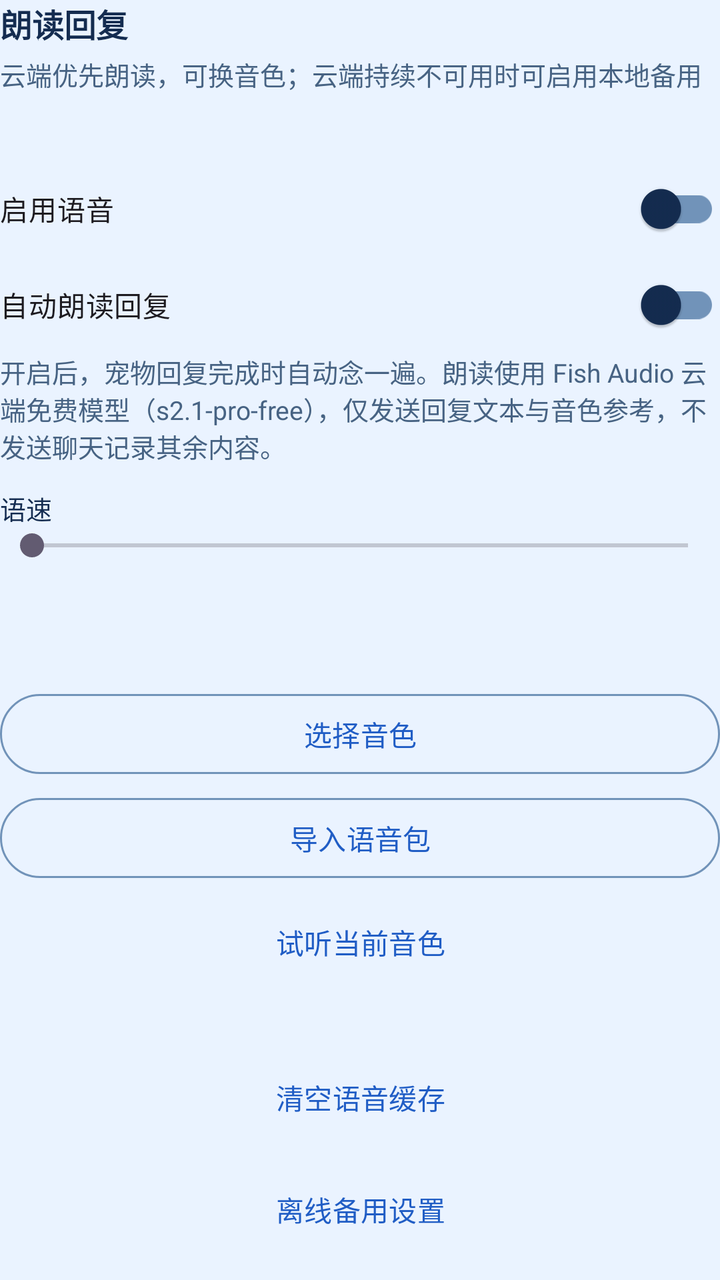
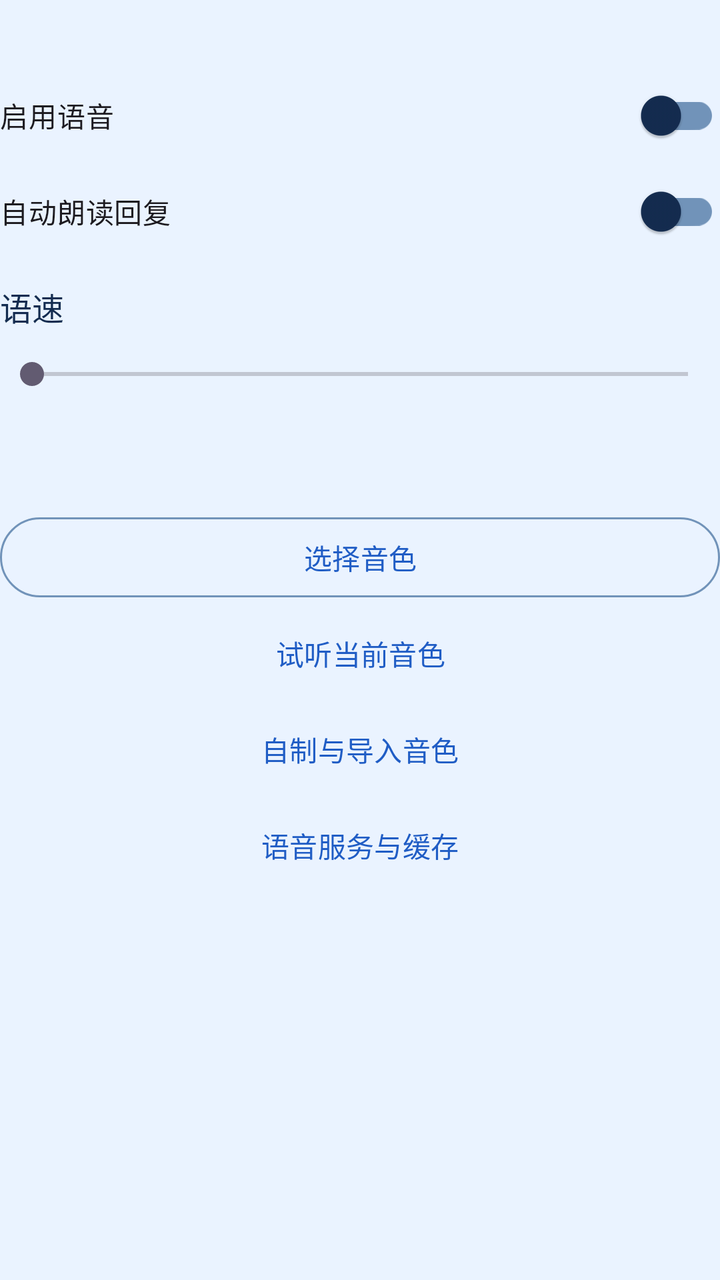

Two renders of the same Android screen: before a commit and after it. Below are the layout's source before the change and the commit's diff.
<!-- AndroidManifest.xml: application theme Theme.Bluefin -->
<!-- res/layout/section_speech_settings.xml -->
<?xml version="1.0" encoding="utf-8"?>
<LinearLayout xmlns:android="http://schemas.android.com/apk/res/android"
    android:layout_width="match_parent"
    android:layout_height="wrap_content"
    android:layout_marginTop="20dp"
    android:orientation="vertical">

    <TextView
        android:layout_width="match_parent"
        android:layout_height="wrap_content"
        android:text="@string/speech_title"
        android:textColor="@color/ink"
        android:textSize="16sp"
        android:textStyle="bold" />

    <TextView
        android:layout_width="match_parent"
        android:layout_height="wrap_content"
        android:layout_marginTop="4dp"
        android:text="@string/speech_summary"
        android:textColor="@color/muted"
        android:textSize="13sp" />

    <TextView
        android:id="@+id/speech_engine_status"
        android:layout_width="match_parent"
        android:layout_height="wrap_content"
        android:layout_marginTop="8dp"
        android:textColor="@color/muted"
        android:textSize="13sp" />

    <com.google.android.material.switchmaterial.SwitchMaterial
        android:id="@+id/speech_switch"
        android:layout_width="match_parent"
        android:layout_height="wrap_content"
        android:layout_marginTop="8dp"
        android:minHeight="48dp"
        android:text="@string/speech_switch" />

    <com.google.android.material.switchmaterial.SwitchMaterial
        android:id="@+id/speech_auto_switch"
        android:layout_width="match_parent"
        android:layout_height="wrap_content"
        android:minHeight="48dp"
        android:text="@string/speech_auto_switch" />

    <TextView
        android:layout_width="match_parent"
        android:layout_height="wrap_content"
        android:text="@string/speech_help"
        android:textColor="@color/muted"
        android:textSize="13sp" />

    <LinearLayout
        android:layout_width="match_parent"
        android:layout_height="wrap_content"
        android:layout_marginTop="12dp"
        android:orientation="horizontal">

        <TextView
            android:layout_width="0dp"
            android:layout_height="wrap_content"
            android:layout_weight="1"
            android:text="@string/speech_speed_label"
            android:textColor="@color/ink"
            android:textSize="13sp" />

        <TextView
            android:id="@+id/speech_speed_value"
            android:layout_width="wrap_content"
            android:layout_height="wrap_content"
            android:textColor="@color/muted"
            android:textSize="13sp" />
    </LinearLayout>

    <SeekBar
        android:id="@+id/speech_speed_slider"
        android:layout_width="match_parent"
        android:layout_height="wrap_content"
        android:max="150" />

    <TextView
        android:id="@+id/speech_voice_status"
        android:layout_width="match_parent"
        android:layout_height="wrap_content"
        android:layout_marginTop="16dp"
        android:textColor="@color/ink"
        android:textSize="13sp" />

    <TextView
        android:id="@+id/speech_voice_about"
        android:layout_width="match_parent"
        android:layout_height="wrap_content"
        android:layout_marginTop="2dp"
        android:textColor="@color/muted"
        android:textSize="13sp" />

    <com.google.android.material.button.MaterialButton
        android:id="@+id/speech_voice_pick"
        style="@style/Widget.Material3.Button.OutlinedButton"
        android:layout_width="match_parent"
        android:layout_height="wrap_content"
        android:layout_marginTop="8dp"
        android:minHeight="48dp"
        android:text="@string/speech_voice_pick" />

    <com.google.android.material.button.MaterialButton
        android:id="@+id/speech_voice_import"
        style="@style/Widget.Material3.Button.OutlinedButton"
        android:layout_width="match_parent"
        android:layout_height="wrap_content"
        android:layout_marginTop="4dp"
        android:minHeight="48dp"
        android:text="@string/speech_voice_import" />

    <com.google.android.material.button.MaterialButton
        android:id="@+id/speech_voice_preview"
        style="@style/Widget.Material3.Button.TextButton"
        android:layout_width="match_parent"
        android:layout_height="wrap_content"
        android:layout_marginTop="4dp"
        android:minHeight="48dp"
        android:text="@string/speech_voice_preview" />

    <TextView
        android:id="@+id/speech_cache_status"
        android:layout_width="match_parent"
        android:layout_height="wrap_content"
        android:layout_marginTop="12dp"
        android:textColor="@color/muted"
        android:textSize="13sp" />

    <com.google.android.material.button.MaterialButton
        android:id="@+id/speech_cache_clear"
        style="@style/Widget.Material3.Button.TextButton"
        android:layout_width="match_parent"
        android:layout_height="wrap_content"
        android:minHeight="48dp"
        android:text="@string/speech_cache_clear" />

    <com.google.android.material.button.MaterialButton
        android:id="@+id/speech_offline_toggle"
        style="@style/Widget.Material3.Button.TextButton"
        android:layout_width="match_parent"
        android:layout_height="wrap_content"
        android:layout_marginTop="8dp"
        android:minHeight="48dp"
        android:text="@string/speech_offline_toggle" />

    <LinearLayout
        android:id="@+id/speech_offline_panel"
        android:layout_width="match_parent"
        android:layout_height="wrap_content"
        android:orientation="vertical"
        android:visibility="gone">

        <TextView
            android:id="@+id/speech_local_status"
            android:layout_width="match_parent"
            android:layout_height="wrap_content"
            android:layout_marginTop="4dp"
            android:textColor="@color/muted"
            android:textSize="13sp" />

        <com.google.android.material.button.MaterialButton
            android:id="@+id/speech_local_download"
            style="@style/Widget.Material3.Button.OutlinedButton"
            android:layout_width="match_parent"
            android:layout_height="wrap_content"
            android:layout_marginTop="8dp"
            android:minHeight="48dp"
            android:text="@string/speech_local_download" />

        <com.google.android.material.button.MaterialButton
            android:id="@+id/speech_local_delete"
            style="@style/Widget.Material3.Button.TextButton"
            android:layout_width="match_parent"
            android:layout_height="wrap_content"
            android:layout_marginTop="4dp"
            android:minHeight="48dp"
            android:text="@string/speech_local_delete"
            android:visibility="gone" />

        <com.google.android.material.button.MaterialButton
            android:id="@+id/speech_cloud_retry"
            style="@style/Widget.Material3.Button.TextButton"
            android:layout_width="match_parent"
            android:layout_height="wrap_content"
            android:layout_marginTop="4dp"
            android:minHeight="48dp"
            android:text="@string/speech_cloud_retry"
            android:visibility="gone" />
    </LinearLayout>

    <TextView
        android:id="@+id/speech_cloud_addr"
        android:layout_width="match_parent"
        android:layout_height="wrap_content"
        android:layout_marginTop="12dp"
        android:textColor="@color/muted"
        android:textSize="13sp" />

    <com.google.android.material.button.MaterialButton
        android:id="@+id/speech_cloud_edit"
        style="@style/Widget.Material3.Button.TextButton"
        android:layout_width="match_parent"
        android:layout_height="wrap_content"
        android:minHeight="48dp"
        android:text="@string/speech_cloud_edit" />
</LinearLayout>
<!-- resources referenced by this layout -->
<resources>
  <color name="ink">#142C50</color>
  <color name="muted">#476383</color>
  <string name="speech_auto_switch">自动朗读回复</string>
  <string name="speech_cache_clear">清空语音缓存</string>
  <string name="speech_cloud_edit">修改云端服务地址</string>
  <string name="speech_cloud_retry">重试云端语音</string>
  <string name="speech_help">开启后，宠物回复完成时自动念一遍。朗读使用 Fish Audio 云端免费模型（s2.1-pro-free），仅发送回复文本与音色参考，不发送聊天记录其余内容。</string>
  <string name="speech_local_delete">删除本地模型</string>
  <string name="speech_local_download">下载备用引擎</string>
  <string name="speech_offline_toggle">离线备用设置</string>
  <string name="speech_speed_label">语速</string>
  <string name="speech_summary">云端优先朗读，可换音色；云端持续不可用时可启用本地备用</string>
  <string name="speech_switch">启用语音</string>
  <string name="speech_title">朗读回复</string>
  <string name="speech_voice_import">导入语音包</string>
  <string name="speech_voice_pick">选择音色</string>
  <string name="speech_voice_preview">试听当前音色</string>
  <style name="Theme.Bluefin" parent="Theme.Material3.Light.NoActionBar">
          <item name="colorPrimary">@color/accent</item>
          <item name="colorOnPrimary">@android:color/white</item>
          <item name="colorSurface">@color/paper</item>
          <item name="colorSurfaceContainerLow">@color/ice</item>
          <item name="colorSurfaceContainerHigh">@color/ice</item>
          <item name="colorSurfaceContainerHighest">@color/blue_mist</item>
          <item name="colorOnSurface">@color/ink</item>
          <item name="colorOnSurfaceVariant">@color/muted</item>
          <item name="colorPrimaryContainer">@color/blue_mist</item>
          <item name="colorOnPrimaryContainer">@color/blue_deep</item>
          <item name="colorSecondaryContainer">@color/blue_mist</item>
          <item name="colorOnSecondaryContainer">@color/blue_deep</item>
          <item name="colorOutline">@color/blue_outline</item>
          <item name="colorOutlineVariant">@color/blue_line</item>
          <item name="android:statusBarColor">@android:color/transparent</item>
          <item name="android:navigationBarColor">@android:color/transparent</item>
          <item name="android:windowBackground">@color/stage</item>
          <item name="android:forceDarkAllowed" tools:targetApi="29">false</item>
      </style>
  <color name="accent">#205DC5</color>
  <color name="paper">#FFFFFF</color>
  <color name="ice">#F1F7FF</color>
  <color name="blue_mist">#E0EEFF</color>
  <color name="blue_deep">#16458F</color>
  <color name="blue_outline">#7193B9</color>
  <color name="blue_line">#CADDF3</color>
  <color name="stage">#EAF3FF</color>
</resources>

<!-- the commit's change to res/layout/section_speech_settings.xml (unified diff, before → after) -->
@@ -1,26 +1,9 @@
 <?xml version="1.0" encoding="utf-8"?>
-<LinearLayout xmlns:android="http://schemas.android.com/apk/res/android"
+<LinearLayout
+    xmlns:android="http://schemas.android.com/apk/res/android"
     android:layout_width="match_parent"
     android:layout_height="wrap_content"
-    android:layout_marginTop="20dp"
     android:orientation="vertical">
-
-    <TextView
-        android:layout_width="match_parent"
-        android:layout_height="wrap_content"
-        android:text="@string/speech_title"
-        android:textColor="@color/ink"
-        android:textSize="16sp"
-        android:textStyle="bold" />
-
-    <TextView
-        android:layout_width="match_parent"
-        android:layout_height="wrap_content"
-        android:layout_marginTop="4dp"
-        android:text="@string/speech_summary"
-        android:textColor="@color/muted"
-        android:textSize="13sp" />
-
     <TextView
         android:id="@+id/speech_engine_status"
         android:layout_width="match_parent"
@@ -28,7 +11,6 @@
         android:layout_marginTop="8dp"
         android:textColor="@color/muted"
         android:textSize="13sp" />
-
     <com.google.android.material.switchmaterial.SwitchMaterial
         android:id="@+id/speech_switch"
         android:layout_width="match_parent"
@@ -36,35 +18,24 @@
         android:layout_marginTop="8dp"
         android:minHeight="48dp"
         android:text="@string/speech_switch" />
-
     <com.google.android.material.switchmaterial.SwitchMaterial
         android:id="@+id/speech_auto_switch"
         android:layout_width="match_parent"
         android:layout_height="wrap_content"
         android:minHeight="48dp"
         android:text="@string/speech_auto_switch" />
-
-    <TextView
-        android:layout_width="match_parent"
-        android:layout_height="wrap_content"
-        android:text="@string/speech_help"
-        android:textColor="@color/muted"
-        android:textSize="13sp" />
-
     <LinearLayout
         android:layout_width="match_parent"
         android:layout_height="wrap_content"
         android:layout_marginTop="12dp"
         android:orientation="horizontal">
-
         <TextView
             android:layout_width="0dp"
             android:layout_height="wrap_content"
             android:layout_weight="1"
             android:text="@string/speech_speed_label"
             android:textColor="@color/ink"
-            android:textSize="13sp" />
-
+            android:textSize="16sp" />
         <TextView
             android:id="@+id/speech_speed_value"
             android:layout_width="wrap_content"
@@ -72,29 +43,20 @@
             android:textColor="@color/muted"
             android:textSize="13sp" />
     </LinearLayout>
-
     <SeekBar
         android:id="@+id/speech_speed_slider"
         android:layout_width="match_parent"
         android:layout_height="wrap_content"
-        android:max="150" />
-
+        android:max="150"
+        android:minHeight="44dp"
+        android:contentDescription="@string/speech_speed_label" />
     <TextView
         android:id="@+id/speech_voice_status"
         android:layout_width="match_parent"
         android:layout_height="wrap_content"
         android:layout_marginTop="16dp"
         android:textColor="@color/ink"
-        android:textSize="13sp" />
-
-    <TextView
-        android:id="@+id/speech_voice_about"
-        android:layout_width="match_parent"
-        android:layout_height="wrap_content"
-        android:layout_marginTop="2dp"
-        android:textColor="@color/muted"
-        android:textSize="13sp" />
-
+        android:textSize="16sp" />
     <com.google.android.material.button.MaterialButton
         android:id="@+id/speech_voice_pick"
         style="@style/Widget.Material3.Button.OutlinedButton"
@@ -103,108 +65,151 @@
         android:layout_marginTop="8dp"
         android:minHeight="48dp"
         android:text="@string/speech_voice_pick" />
-
-    <com.google.android.material.button.MaterialButton
-        android:id="@+id/speech_voice_import"
-        style="@style/Widget.Material3.Button.OutlinedButton"
-        android:layout_width="match_parent"
-        android:layout_height="wrap_content"
-        android:layout_marginTop="4dp"
-        android:minHeight="48dp"
-        android:text="@string/speech_voice_import" />
-
+    <TextView
+        android:id="@+id/speech_voice_deletion_status"
+        android:layout_width="match_parent"
+        android:layout_height="wrap_content"
+        android:visibility="gone" />
     <com.google.android.material.button.MaterialButton
         android:id="@+id/speech_voice_preview"
         style="@style/Widget.Material3.Button.TextButton"
         android:layout_width="match_parent"
         android:layout_height="wrap_content"
-        android:layout_marginTop="4dp"
+        android:layout_marginTop="0dp"
         android:minHeight="48dp"
         android:text="@string/speech_voice_preview" />
-
-    <TextView
-        android:id="@+id/speech_cache_status"
-        android:layout_width="match_parent"
-        android:layout_height="wrap_content"
-        android:layout_marginTop="12dp"
-        android:textColor="@color/muted"
-        android:textSize="13sp" />
-
-    <com.google.android.material.button.MaterialButton
-        android:id="@+id/speech_cache_clear"
+    <com.google.android.material.button.MaterialButton
+        android:id="@+id/speech_voice_actions_toggle"
         style="@style/Widget.Material3.Button.TextButton"
         android:layout_width="match_parent"
         android:layout_height="wrap_content"
         android:minHeight="48dp"
-        android:text="@string/speech_cache_clear" />
-
-    <com.google.android.material.button.MaterialButton
-        android:id="@+id/speech_offline_toggle"
-        style="@style/Widget.Material3.Button.TextButton"
-        android:layout_width="match_parent"
-        android:layout_height="wrap_content"
-        android:layout_marginTop="8dp"
-        android:minHeight="48dp"
-        android:text="@string/speech_offline_toggle" />
-
+        android:text="@string/settings_manage_voice" />
     <LinearLayout
-        android:id="@+id/speech_offline_panel"
+        android:id="@+id/speech_voice_actions"
         android:layout_width="match_parent"
         android:layout_height="wrap_content"
         android:orientation="vertical"
         android:visibility="gone">
-
-        <TextView
-            android:id="@+id/speech_local_status"
+        <TextView
+            android:id="@+id/speech_voice_about"
+            android:layout_width="match_parent"
+            android:layout_height="wrap_content"
+            android:layout_marginTop="2dp"
+            android:textColor="@color/muted"
+            android:textSize="13sp" />
+        <com.google.android.material.button.MaterialButton
+            android:id="@+id/speech_voice_create"
+            style="@style/Widget.Material3.Button.OutlinedButton"
             android:layout_width="match_parent"
             android:layout_height="wrap_content"
             android:layout_marginTop="4dp"
-            android:textColor="@color/muted"
-            android:textSize="13sp" />
-
-        <com.google.android.material.button.MaterialButton
-            android:id="@+id/speech_local_download"
+            android:minHeight="48dp"
+            android:text="@string/speech_voice_create" />
+        <com.google.android.material.button.MaterialButton
+            android:id="@+id/speech_voice_import"
             style="@style/Widget.Material3.Button.OutlinedButton"
             android:layout_width="match_parent"
             android:layout_height="wrap_content"
+            android:layout_marginTop="4dp"
+            android:minHeight="48dp"
+            android:text="@string/speech_voice_import" />
+        <com.google.android.material.button.MaterialButton
+            android:id="@+id/speech_voice_manage"
+            style="@style/Widget.Material3.Button.TextButton"
+            android:layout_width="match_parent"
+            android:layout_height="wrap_content"
+            android:minHeight="48dp"
+            android:text="@string/speech_voice_manage" />
+    </LinearLayout>
+    <com.google.android.material.button.MaterialButton
+        android:id="@+id/speech_service_options_toggle"
+        style="@style/Widget.Material3.Button.TextButton"
+        android:layout_width="match_parent"
+        android:layout_height="wrap_content"
+        android:minHeight="48dp"
+        android:text="@string/settings_speech_options" />
+    <LinearLayout
+        android:id="@+id/speech_service_options"
+        android:layout_width="match_parent"
+        android:layout_height="wrap_content"
+        android:orientation="vertical"
+        android:visibility="gone">
+        <TextView
+            android:id="@+id/speech_cloud_addr"
+            android:layout_width="match_parent"
+            android:layout_height="wrap_content"
+            android:layout_marginTop="12dp"
+            android:textColor="@color/muted"
+            android:textSize="13sp" />
+        <com.google.android.material.button.MaterialButton
+            android:id="@+id/speech_cloud_edit"
+            style="@style/Widget.Material3.Button.TextButton"
+            android:layout_width="match_parent"
+            android:layout_height="wrap_content"
+            android:minHeight="48dp"
+            android:text="@string/speech_cloud_edit" />
+        <com.google.android.material.button.MaterialButton
+            android:id="@+id/speech_offline_toggle"
+            style="@style/Widget.Material3.Button.TextButton"
+            android:layout_width="match_parent"
+            android:layout_height="wrap_content"
             android:layout_marginTop="8dp"
             android:minHeight="48dp"
-            android:text="@string/speech_local_download" />
-
-        <com.google.android.material.button.MaterialButton
-            android:id="@+id/speech_local_delete"
-            style="@style/Widget.Material3.Button.TextButton"
-            android:layout_width="match_parent"
-            android:layout_height="wrap_content"
-            android:layout_marginTop="4dp"
-            android:minHeight="48dp"
-            android:text="@string/speech_local_delete"
-            android:visibility="gone" />
-
-        <com.google.android.material.button.MaterialButton
-            android:id="@+id/speech_cloud_retry"
-            style="@style/Widget.Material3.Button.TextButton"
-            android:layout_width="match_parent"
-            android:layout_height="wrap_content"
-            android:layout_marginTop="4dp"
-            android:minHeight="48dp"
-            android:text="@string/speech_cloud_retry"
-            android:visibility="gone" />
+            android:text="@string/speech_offline_toggle" />
+        <LinearLayout
+            android:id="@+id/speech_offline_panel"
+            android:layout_width="match_parent"
+            android:layout_height="wrap_content"
+            android:orientation="vertical"
+            android:visibility="gone">
+            <TextView
+                android:id="@+id/speech_local_status"
+                android:layout_width="match_parent"
+                android:layout_height="wrap_content"
+                android:layout_marginTop="4dp"
+                android:textColor="@color/muted"
+                android:textSize="13sp" />
+            <com.google.android.material.button.MaterialButton
+                android:id="@+id/speech_local_download"
+                style="@style/Widget.Material3.Button.OutlinedButton"
+                android:layout_width="match_parent"
+                android:layout_height="wrap_content"
+                android:layout_marginTop="8dp"
+                android:minHeight="48dp"
+                android:text="@string/speech_local_download" />
+            <com.google.android.material.button.MaterialButton
+                android:id="@+id/speech_local_delete"
+                style="@style/Widget.Material3.Button.TextButton"
+                android:layout_width="match_parent"
+                android:layout_height="wrap_content"
+                android:layout_marginTop="4dp"
+                android:minHeight="48dp"
+                android:text="@string/speech_local_delete"
+                android:visibility="gone" />
+            <com.google.android.material.button.MaterialButton
+                android:id="@+id/speech_cloud_retry"
+                style="@style/Widget.Material3.Button.TextButton"
+                android:layout_width="match_parent"
+                android:layout_height="wrap_content"
+                android:layout_marginTop="4dp"
+                android:minHeight="48dp"
+                android:text="@string/speech_cloud_retry"
+                android:visibility="gone" />
+        </LinearLayout>
+        <TextView
+            android:id="@+id/speech_cache_status"
+            android:layout_width="match_parent"
+            android:layout_height="wrap_content"
+            android:layout_marginTop="12dp"
+            android:textColor="@color/muted"
+            android:textSize="13sp" />
+        <com.google.android.material.button.MaterialButton
+            android:id="@+id/speech_cache_clear"
+            style="@style/Widget.Material3.Button.TextButton"
+            android:layout_width="match_parent"
+            android:layout_height="wrap_content"
+            android:minHeight="48dp"
+            android:text="@string/speech_cache_clear" />
     </LinearLayout>
-
-    <TextView
-        android:id="@+id/speech_cloud_addr"
-        android:layout_width="match_parent"
-        android:layout_height="wrap_content"
-        android:layout_marginTop="12dp"
-        android:textColor="@color/muted"
-        android:textSize="13sp" />
-
-    <com.google.android.material.button.MaterialButton
-        android:id="@+id/speech_cloud_edit"
-        style="@style/Widget.Material3.Button.TextButton"
-        android:layout_width="match_parent"
-        android:layout_height="wrap_content"
-        android:minHeight="48dp"
-        android:text="@string/speech_cloud_edit" />
 </LinearLayout>
<!-- resource entries referenced after the edit -->
@@ -2,19 +2,20 @@
 <resources>
   <color name="ink">#142C50</color>
   <color name="muted">#476383</color>
+  <string name="settings_manage_voice">自制与导入音色</string>
+  <string name="settings_speech_options">语音服务与缓存</string>
   <string name="speech_auto_switch">自动朗读回复</string>
   <string name="speech_cache_clear">清空语音缓存</string>
   <string name="speech_cloud_edit">修改云端服务地址</string>
   <string name="speech_cloud_retry">重试云端语音</string>
-  <string name="speech_help">开启后，宠物回复完成时自动念一遍。朗读使用 Fish Audio 云端免费模型（s2.1-pro-free），仅发送回复文本与音色参考，不发送聊天记录其余内容。</string>
   <string name="speech_local_delete">删除本地模型</string>
   <string name="speech_local_download">下载备用引擎</string>
   <string name="speech_offline_toggle">离线备用设置</string>
   <string name="speech_speed_label">语速</string>
-  <string name="speech_summary">云端优先朗读，可换音色；云端持续不可用时可启用本地备用</string>
   <string name="speech_switch">启用语音</string>
-  <string name="speech_title">朗读回复</string>
+  <string name="speech_voice_create">创建我的音色</string>
   <string name="speech_voice_import">导入语音包</string>
+  <string name="speech_voice_manage">管理我的音色</string>
   <string name="speech_voice_pick">选择音色</string>
   <string name="speech_voice_preview">试听当前音色</string>
   <style name="Theme.Bluefin" parent="Theme.Material3.Light.NoActionBar">
